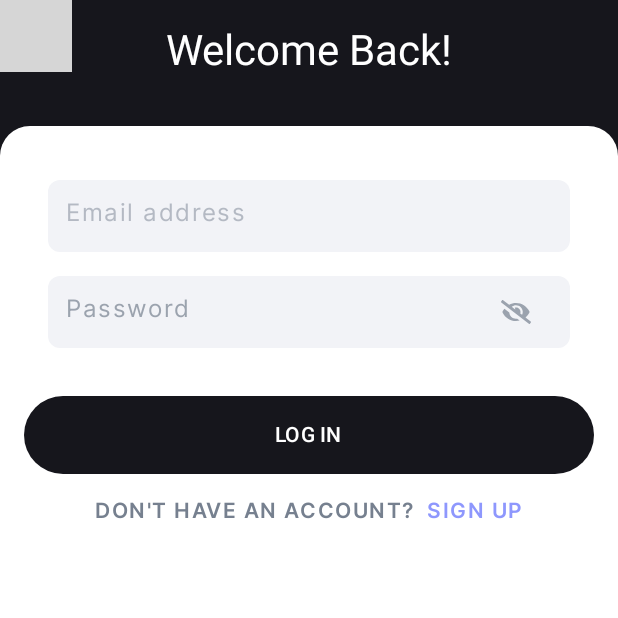
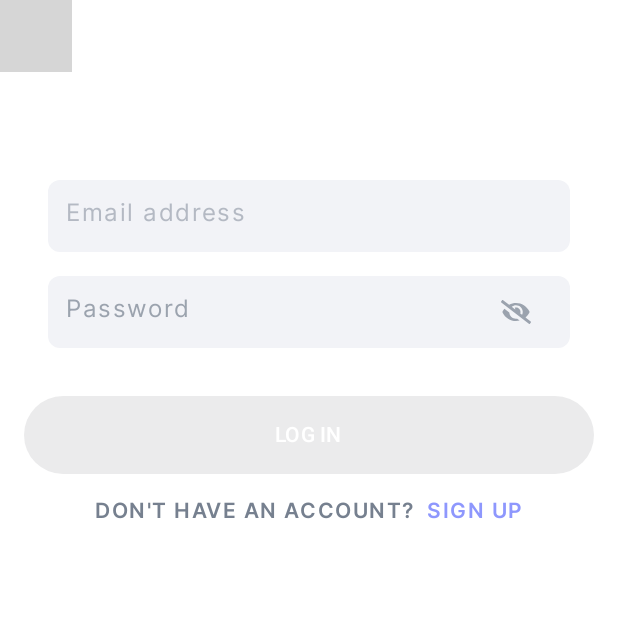
Before and after one commit to SergeyUshatov/tasky, an Android app built with Jetpack Compose: the screen it shows after launch (MainActivity), on a phone screen of 412 x 824 dp, the top half of it. Run offline under Robolectric (Android 15) with nearby library versions, the phone set to English and light mode, and no system bars; our stand-ins replace Navigation 3, Timber; 1 statement that could not run was skipped; grey boxes are pictures that could not be loaded.

Commit message:
part 5.1

```diff
--- a/auth/presentation/src/main/java/com/sergius/auth/presentation/login/SignInScreenRoot.kt
+++ b/auth/presentation/src/main/java/com/sergius/auth/presentation/login/SignInScreenRoot.kt
@@ -81,10 +81,10 @@ private fun SignInScreen(
             modifier = Modifier
                 .padding(innerPadding)
                 .fillMaxSize()
-                .background(color = MaterialTheme.colorScheme.primary),
+                .background(color = MaterialTheme.colorScheme.onPrimary),
         ) {
             Text(
-                text = "Welcome Back!",
+                text = stringResource(R.string.welcome_back),
                 textAlign = TextAlign.Center,
                 style = MaterialTheme.typography.headlineMedium,
                 modifier = Modifier
@@ -99,7 +99,6 @@ private fun SignInScreen(
                     .clip(RoundedCornerShape(topStart = 20.dp, topEnd = 20.dp))
                     .background(color = MaterialTheme.colorScheme.surface)
             ) {
-
                 Column(
                     modifier = Modifier
                         .fillMaxSize()
@@ -141,7 +140,8 @@ private fun SignInScreen(
                     Spacer(modifier = Modifier.height(32.dp))
                     TaskyActionButton(
                         text = stringResource(R.string.log_in),
-                        isLoading = false,
+                        isLoading = state.isLoggingIn,
+                        enabled = state.canLogin && !state.isLoggingIn,
                         onClick = {
                             onAction(SignInScreenAction.OnLoginClick)
                         },
--- a/auth/presentation/src/main/res/values/strings.xml
+++ b/auth/presentation/src/main/res/values/strings.xml
@@ -5,4 +5,6 @@
     <string name="email_address">Email address</string>
     <string name="sign_up">SIGN UP</string>
     <string name="don_t_have_an_account">DON\'T HAVE AN ACCOUNT?</string>
+    <string name="welcome_back">Welcome Back!</string>
+    <string name="create_your_account">Create Your Account</string>
 </resources>
--- a/core/presentation/designsystem/src/main/java/com/sergius/core/presentation/designsystem/elements/TaskyTextField.kt
+++ b/core/presentation/designsystem/src/main/java/com/sergius/core/presentation/designsystem/elements/TaskyTextField.kt
@@ -34,6 +34,7 @@ import androidx.compose.ui.text.input.KeyboardType
 import androidx.compose.ui.tooling.preview.Preview
 import androidx.compose.ui.unit.dp
 import androidx.compose.ui.unit.sp
+import com.sergius.core.presentation.designsystem.theme.TaskyCheckIconColor
 import com.sergius.core.presentation.designsystem.theme.TaskyTheme
 
 @Composable
@@ -144,9 +145,10 @@ private fun RuniqueTextFieldPreview() {
         TaskyTextField(
             isFocused = false,
             onFocusChanged = {},
-            state = TextFieldState(),
+            state = TextFieldState("asdv"),
             error = "Invalid email address",
             endIcon = Icons.Default.Check,
+            endIconTint = TaskyCheckIconColor,
             placeholder = "example@test.com",
             modifier = Modifier
                 .fillMaxWidth()
--- a/core/presentation/designsystem/src/main/java/com/sergius/core/presentation/designsystem/theme/Color.kt
+++ b/core/presentation/designsystem/src/main/java/com/sergius/core/presentation/designsystem/theme/Color.kt
@@ -12,10 +12,11 @@ val TaskyLightOnSurfaceVariant = Color(0xFF76808F)
 val TaskyLightLink = Color(0xFF8E97FD)
 val TaskyCheckIconColor = Color(0xFF279F70)
 
-val TaskyDarkPrimary = Color(0xFF16161C)
+val TaskyDarkPrimary = Color(0xFFFFFFFF)
 val TaskyDarkOnPrimary = Color(0xFF16161C)
 val TaskyDarkOnBackground = Color(0xFFFFFFFF)
 val TaskyDarkSurface = Color(0xFF1B1B20)
+val TaskyDarkOnSurface = Color(0xFFF2F3F7)
 val TaskyDarkOnSurfaceHigh = Color(0xFF242428)
 val TaskyDarkOnSurfaceVariant = Color(0xFF808B9B)
 
--- a/core/presentation/designsystem/src/main/java/com/sergius/core/presentation/designsystem/theme/Theme.kt
+++ b/core/presentation/designsystem/src/main/java/com/sergius/core/presentation/designsystem/theme/Theme.kt
@@ -30,9 +30,9 @@ val DarkColorScheme = darkColorScheme(
     onPrimary = TaskyDarkOnPrimary,
     onBackground = TaskyDarkOnBackground,
     surface = TaskyDarkSurface,
+    onSurface = TaskyDarkOnSurface,
     onSurfaceVariant = TaskyDarkOnSurfaceVariant,
     surfaceContainerHigh = TaskyDarkOnSurfaceHigh,
-    onSurface = TaskyLightPrimary,
     secondary = TaskyGreen,
     tertiary = TaskyLightGreen,
     error = TaskyDarkRed,
```
Also changed, not shown: auth/presentation/src/main/java/com/sergius/auth/presentation/signup/SignupScreenRoot.kt (+20 -5 lines).
